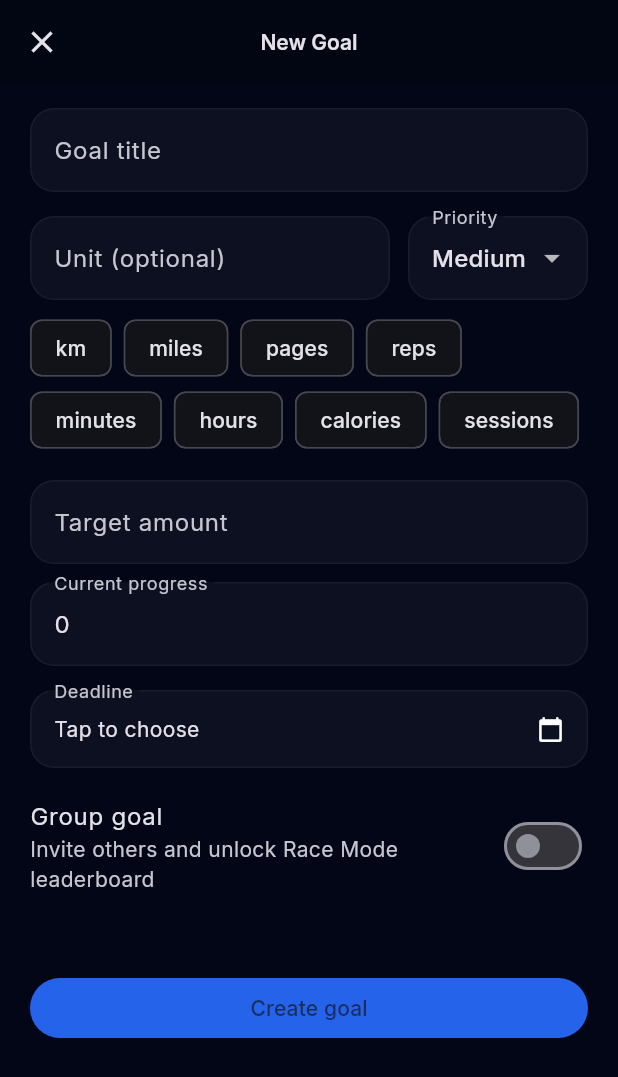
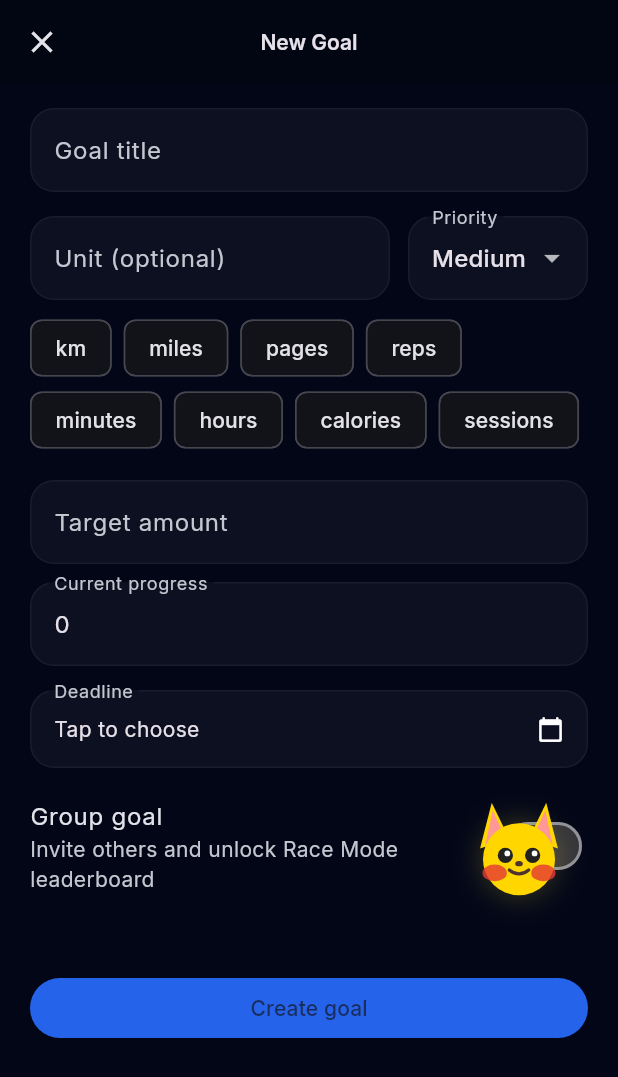
Before and after one commit to Laliam/progress_flow, a Flutter app: the screen it shows once a user with an empty profile is signed in, after a tap on "Start a goal", on a phone screen of 412 x 824 dp. Shown: the top 1077 px of the screen. Run offline on Flutter 3.47's test engine with Material 3 defaults, Android fonts, the phone set to English and light mode, and no system bars; our stand-ins replace confetti, equatable, fl_chart, flutter_local_notifications, flutter_riverpod, go_router and 8 more; accounts and stored records are empty.

Commit message:
feat: version logging, avatar fix, Pikachu overlay assistant
- Add package_info_plus; log app version on startup
- Fix avatar: profiles table was missing updated_at column (migration
  0005) causing all profile saves to fail silently; add the column
- Dashboard AppBar now shows the user's avatarEmoji instead of a
  generic person icon (watches currentProfileProvider)
- Profile screen shows version string at the bottom
- Add Sparky (Pikachu-inspired) overlay assistant:
  * CustomPainter-drawn character: yellow head, pointy ears, pink
    inner ears, red cheeks, black eyes with shine, nose, smile
  * Idle breathing bob, walking bounce, drag-squish animations
  * Fling-throw physics with edge bounce and haptic feedback
  * Random walk behavior every 10-25 seconds
  * Sleep state after 40 seconds idle (💤 indicator, closed eyes)
  * Tap triggers ⚡💛✨🌟💫 floating reaction particles
  * Mounted in MaterialApp.router builder so it overlays all screens

Co-authored-by: Copilot <223556219+Copilot@users.noreply.github.com>

```diff
--- /dev/null
+++ b/lib/app_version.dart
@@ -0,0 +1,19 @@
+import 'package:package_info_plus/package_info_plus.dart';
+
+/// Holds the cached app version info loaded at startup.
+class AppVersion {
+  static PackageInfo? _info;
+
+  static Future<void> init() async {
+    _info = await PackageInfo.fromPlatform();
+    // ignore: avoid_print
+    print('🚀 ProgressFlow $versionString launched');
+  }
+
+  static String get versionString {
+    if (_info == null) return '';
+    return 'v${_info!.version}+${_info!.buildNumber}';
+  }
+
+  static String get appName => _info?.appName ?? 'ProgressFlow';
+}
--- a/lib/features/dashboard/presentation/dashboard_screen.dart
+++ b/lib/features/dashboard/presentation/dashboard_screen.dart
@@ -6,6 +6,7 @@ import 'package:percent_indicator/percent_indicator.dart';
 import 'package:shimmer/shimmer.dart';
 
 import '../../auth/application/auth_service.dart';
+import '../../profile/application/profile_providers.dart';
 import '../../tasks/application/task_service.dart';
 import '../../tasks/domain/task.dart';
 import '../../tasks/application/task_logic.dart';
@@ -58,6 +59,9 @@ class _DashboardScreenState extends ConsumerState<DashboardScreen> {
   @override
   Widget build(BuildContext context) {
     final tasksAsync = ref.watch(tasksForCurrentUserProvider);
+    final profileAsync = ref.watch(currentProfileProvider);
+    final avatarEmoji =
+        profileAsync.valueOrNull?.avatarEmoji ?? '🦊';
     final theme = Theme.of(context);
 
     return Scaffold(
@@ -67,7 +71,7 @@ class _DashboardScreenState extends ConsumerState<DashboardScreen> {
           IconButton(
             tooltip: 'Profile',
             onPressed: () => context.push('/profile'),
-            icon: const Icon(Icons.person_outline_rounded),
+            icon: Text(avatarEmoji, style: const TextStyle(fontSize: 22)),
           ),
           IconButton(
             tooltip: 'Sign out',
--- /dev/null
+++ b/lib/features/shared/widgets/pikachu_assistant.dart
@@ -0,0 +1,572 @@
+import 'dart:async';
+import 'dart:math';
+
+import 'package:flutter/material.dart';
+import 'package:flutter/scheduler.dart';
+import 'package:flutter/services.dart';
+
+// ─────────────────────────────────────────────────────────────────────────────
+// Constants
+// ─────────────────────────────────────────────────────────────────────────────
+
+const double _kSize = 64.0;
+const double _kEdgePad = 14.0;
+const double _kFriction = 0.96;
+const double _kBounceDamping = 0.55;
+const double _kMinVelocity = 0.3;
+
+// ─────────────────────────────────────────────────────────────────────────────
+// State
+// ─────────────────────────────────────────────────────────────────────────────
+
+enum _SparkyState { idle, walking, dragged }
+
+// ─────────────────────────────────────────────────────────────────────────────
+// Reaction Particle
+// ─────────────────────────────────────────────────────────────────────────────
+
+class _ReactionParticle {
+  final String emoji;
+  final Offset offset;
+  final AnimationController controller;
+
+  _ReactionParticle({
+    required this.emoji,
+    required this.offset,
+    required this.controller,
+  });
+}
+
+// ─────────────────────────────────────────────────────────────────────────────
+// PikachuAssistant widget
+// Wraps a child in a Stack and overlays the animated "Sparky" character.
+// ─────────────────────────────────────────────────────────────────────────────
+
+class PikachuAssistant extends StatefulWidget {
+  final Widget child;
+  const PikachuAssistant({super.key, required this.child});
+
+  @override
+  State<PikachuAssistant> createState() => _PikachuAssistantState();
+}
+
+class _PikachuAssistantState extends State<PikachuAssistant>
+    with TickerProviderStateMixin {
+  // ── position & physics ──────────────────────────────────────────────────
+  Offset _pos = const Offset(30, 500);
+  Offset _velocity = Offset.zero;
+  bool _facingRight = true;
+  bool _initialized = false;
+
+  // ── state ────────────────────────────────────────────────────────────────
+  _SparkyState _state = _SparkyState.idle;
+  Offset? _walkTarget;
+  bool _isSleeping = false;
+
+  // ── drag ────────────────────────────────────────────────────────────────
+  Offset _dragOffset = Offset.zero;
+
+  // ── animation controllers ─────────────────────────────────────────────
+  late AnimationController _idleCtrl;  // gentle breathing bob
+  late AnimationController _walkCtrl;  // walk cycle bob
+  late AnimationController _reactCtrl; // tap scale bounce
+
+  // ── reactions ────────────────────────────────────────────────────────────
+  final List<_ReactionParticle> _reactions = [];
+
+  late Ticker _ticker;
+
+  // ── timers ───────────────────────────────────────────────────────────────
+  Timer? _behaviorTimer;
+  Timer? _sleepTimer;
+
+  final _rand = Random();
+
+  // ── screen size (cached in build) ───────────────────────────────────────
+  Size _screenSize = Size.zero;
+
+  @override
+  void initState() {
+    super.initState();
+    _idleCtrl = AnimationController(
+      vsync: this,
+      duration: const Duration(milliseconds: 1700),
+    )..repeat(reverse: true);
+
+    _walkCtrl = AnimationController(
+      vsync: this,
+      duration: const Duration(milliseconds: 380),
+    )..repeat();
+
+    _reactCtrl = AnimationController(
+      vsync: this,
+      duration: const Duration(milliseconds: 550),
+    );
+
+    _ticker = createTicker(_onTick)..start();
+    _scheduleBehavior();
+    _scheduleSleep();
+  }
+
+  @override
+  void didChangeDependencies() {
+    super.didChangeDependencies();
+    if (!_initialized) {
+      _initialized = true;
+      final size = MediaQuery.of(context).size;
+      // Start near bottom-right corner
+      _pos = Offset(
+        size.width - _kSize - _kEdgePad - 20,
+        size.height * 0.65,
+      );
+    }
+  }
+
+  @override
+  void dispose() {
+    _idleCtrl.dispose();
+    _walkCtrl.dispose();
+    _reactCtrl.dispose();
+    _ticker.dispose();
+    _behaviorTimer?.cancel();
+    _sleepTimer?.cancel();
+    for (final r in _reactions) {
+      r.controller.dispose();
+    }
+    super.dispose();
+  }
+
+  // ── Physics Tick ─────────────────────────────────────────────────────────
+
+  void _onTick(Duration elapsed) {
+    if (_state == _SparkyState.dragged || _screenSize == Size.zero) return;
+
+    final maxX = _screenSize.width - _kSize - _kEdgePad;
+    final maxY = _screenSize.height - _kSize - _kEdgePad;
+
+    // Walking: move toward target at fixed speed
+    if (_state == _SparkyState.walking && _walkTarget != null) {
+      final diff = _walkTarget! - _pos;
+      final dist = diff.distance;
+      if (dist < 3.0) {
+        setState(() {
+          _state = _SparkyState.idle;
+          _walkTarget = null;
+          _velocity = Offset.zero;
+        });
+        _scheduleSleep();
+      } else {
+        const speed = 1.8;
+        final dir = diff / dist;
+        setState(() {
+          _facingRight = dir.dx > 0;
+          _pos = Offset(
+            (_pos.dx + dir.dx * speed).clamp(_kEdgePad, maxX),
+            (_pos.dy + dir.dy * speed).clamp(_kEdgePad, maxY),
+          );
+        });
+      }
+      return;
+    }
+
+    // Fling physics after a throw
+    if (_velocity.distance < _kMinVelocity) {
+      if (_velocity != Offset.zero) setState(() => _velocity = Offset.zero);
+      return;
+    }
+
+    var newVel = _velocity * _kFriction;
+    var newPos = _pos + newVel;
+
+    // Edge bounce with haptic
+    bool bounced = false;
+    if (newPos.dx < _kEdgePad) {
+      newPos = Offset(_kEdgePad, newPos.dy);
+      newVel = Offset(-newVel.dx.abs() * _kBounceDamping, newVel.dy * 0.9);
+      bounced = true;
+    } else if (newPos.dx > maxX) {
+      newPos = Offset(maxX, newPos.dy);
+      newVel = Offset(-newVel.dx.abs() * _kBounceDamping, newVel.dy * 0.9);
+      bounced = true;
+    }
+    if (newPos.dy < _kEdgePad) {
+      newPos = Offset(newPos.dx, _kEdgePad);
+      newVel = Offset(newVel.dx * 0.9, newVel.dy.abs() * _kBounceDamping);
+      bounced = true;
+    } else if (newPos.dy > maxY) {
+      newPos = Offset(newPos.dx, maxY);
+      newVel = Offset(newVel.dx * 0.85, -newVel.dy.abs() * _kBounceDamping);
+      bounced = true;
+    }
+    if (bounced) HapticFeedback.lightImpact();
+
+    setState(() {
+      _pos = newPos;
+      _velocity = newVel;
+      _facingRight = newVel.dx >= 0;
+    });
+  }
+
+  // ── Random Behavior ──────────────────────────────────────────────────────
+
+  void _scheduleBehavior() {
+    _behaviorTimer?.cancel();
+    final delay = Duration(seconds: 10 + _rand.nextInt(15));
+    _behaviorTimer = Timer(delay, () {
+      if (mounted && _state == _SparkyState.idle) _startWalking();
+      _scheduleBehavior();
+    });
+  }
+
+  void _scheduleSleep() {
+    _sleepTimer?.cancel();
+    _sleepTimer = Timer(const Duration(seconds: 40), () {
+      if (mounted && _state == _SparkyState.idle) {
+        setState(() => _isSleeping = true);
+      }
+    });
+  }
+
+  void _startWalking() {
+    if (_screenSize == Size.zero) return;
+    final maxX = _screenSize.width - _kSize - _kEdgePad;
+    final maxY = _screenSize.height - _kSize - _kEdgePad;
+    final target = Offset(
+      _kEdgePad + _rand.nextDouble() * (maxX - _kEdgePad),
+      _kEdgePad + _rand.nextDouble() * (maxY * 0.55) + maxY * 0.25,
+    );
+    setState(() {
+      _state = _SparkyState.walking;
+      _walkTarget = target;
+      _isSleeping = false;
+      _velocity = Offset.zero;
+    });
+    _sleepTimer?.cancel();
+  }
+
+  // ── Tap Handler ──────────────────────────────────────────────────────────
+
+  void _onTap() {
+    HapticFeedback.mediumImpact();
+    setState(() => _isSleeping = false);
+    _reactCtrl.forward(from: 0);
+    _spawnReactions();
+    _sleepTimer?.cancel();
+    _scheduleSleep();
+  }
+
+  void _spawnReactions() {
+    const emojis = ['⚡', '💛', '✨', '🌟', '💫', '❤️'];
+    for (int i = 0; i < 5; i++) {
+      final ctrl = AnimationController(
+        vsync: this,
+        duration: const Duration(milliseconds: 900),
+      );
+      final particle = _ReactionParticle(
+        emoji: emojis[_rand.nextInt(emojis.length)],
+        offset: Offset(
+          (_rand.nextDouble() - 0.5) * 70,
+          -10 - _rand.nextDouble() * 50,
+        ),
+        controller: ctrl,
+      );
+      setState(() => _reactions.add(particle));
+      ctrl.forward().then((_) {
+        if (mounted) {
+          setState(() => _reactions.remove(particle));
+          ctrl.dispose();
+        }
+      });
+    }
+  }
+
+  // ── Drag Handlers ─────────────────────────────────────────────────────
+
+  void _onPanStart(DragStartDetails d) {
+    HapticFeedback.selectionClick();
+    setState(() {
+      _state = _SparkyState.dragged;
+      _isSleeping = false;
+      _velocity = Offset.zero;
+      _dragOffset = d.globalPosition - _pos;
+    });
+    _behaviorTimer?.cancel();
+    _sleepTimer?.cancel();
+  }
+
+  void _onPanUpdate(DragUpdateDetails d) {
+    setState(() {
+      _pos = d.globalPosition - _dragOffset;
+      _facingRight = d.delta.dx >= 0;
+    });
+  }
+
+  void _onPanEnd(DragEndDetails d) {
+    final fling = d.velocity.pixelsPerSecond / 20.0;
+    setState(() {
+      _state = _SparkyState.idle;
+      _velocity = fling;
+    });
+    _scheduleBehavior();
+    _scheduleSleep();
+  }
+
+  // ── Build ─────────────────────────────────────────────────────────────
+
+  @override
+  Widget build(BuildContext context) {
+    _screenSize = MediaQuery.of(context).size;
+
+    return Stack(
+      fit: StackFit.expand,
+      children: [
+        widget.child,
+        Positioned(
+          left: _pos.dx,
+          top: _pos.dy,
+          child: GestureDetector(
+            behavior: HitTestBehavior.opaque,
+            onTap: _onTap,
+            onPanStart: _onPanStart,
+            onPanUpdate: _onPanUpdate,
+            onPanEnd: _onPanEnd,
+            child: SizedBox(
+              width: _kSize,
+              height: _kSize,
+              child: Stack(
+                clipBehavior: Clip.none,
+                children: [
+                  // Reaction particles (overflow above)
+                  for (final r in _reactions)
+                    AnimatedBuilder(
+                      animation: r.controller,
+                      builder: (ctx, _) {
+                        final t = r.controller.value;
+                        return Positioned(
+                          left: _kSize / 2 + r.offset.dx - 12,
+                          top: r.offset.dy * t - 10,
+                          child: Opacity(
+                            opacity: (1 - t * 1.1).clamp(0, 1),
+                            child: Text(
+                              r.emoji,
+                              style: const TextStyle(fontSize: 20),
+                            ),
+                          ),
+                        );
+                      },
+                    ),
+
+                  // Sleep indicator
+                  if (_isSleeping)
+                    const Positioned(
+                      right: -6,
+                      top: -10,
+                      child: Text('💤', style: TextStyle(fontSize: 14)),
+                    ),
+
+                  // Sparky sprite
+                  AnimatedBuilder(
+                    animation: Listenable.merge(
+                        [_idleCtrl, _walkCtrl, _reactCtrl]),
+                    builder: (ctx, _) {
+                      final idleBob =
+                          _state != _SparkyState.dragged
+                              ? sin(_idleCtrl.value * pi) * 3.0
+                              : 0.0;
+                      final walkBob =
+                          _state == _SparkyState.walking
+                              ? sin(_walkCtrl.value * 2 * pi) * 4.5
+                              : 0.0;
+                      final reactScale =
+                          _reactCtrl.isAnimating
+                              ? 1.0 + sin(_reactCtrl.value * pi) * 0.38
+                              : 1.0;
+
+                      return Transform.translate(
+                        offset: Offset(0, -(idleBob + walkBob)),
+                        child: Transform.scale(
+                          scale: reactScale,
+                          child: CustomPaint(
+                            size: const Size(_kSize, _kSize),
+                            painter: _SparkyPainter(
+                              breathScale: _idleCtrl.value,
+                              isDragged: _state == _SparkyState.dragged,
+                              isSleeping: _isSleeping,
+                              facingRight: _facingRight,
+                            ),
+                          ),
+                        ),
+                      );
+                    },
+                  ),
+                ],
+              ),
+            ),
+          ),
+        ),
+      ],
+    );
+  }
+}
+
+// ─────────────────────────────────────────────────────────────────────────────
+// Custom Painter — "Sparky" (Pikachu-inspired character, drawn in code)
+// ─────────────────────────────────────────────────────────────────────────────
+
+class _SparkyPainter extends CustomPainter {
+  final double breathScale; // 0.0–1.0
+  final bool isDragged;
+  final bool isSleeping;
+  final bool facingRight;
+
+  const _SparkyPainter({
+    required this.breathScale,
+    required this.isDragged,
+    required this.isSleeping,
+    required this.facingRight,
+  });
+
+  @override
+  void paint(Canvas canvas, Size size) {
+    final w = size.width;
+    final h = size.height;
+
+    canvas.save();
+    canvas.translate(w / 2, h / 2);
+
+    if (isDragged) {
+      canvas.scale(1.20, 0.82); // squish on drag
+    } else {
+      final s = 1.0 + breathScale * 0.045;
+      canvas.scale(s, s);
+    }
+
+    if (!facingRight) canvas.scale(-1, 1);
+    canvas.translate(-w / 2, -h / 2);
+
+    // ── Glow ──────────────────────────────────────────────────────────────
+    canvas.drawCircle(
+      Offset(w * 0.50, h * 0.62),
+      25,
+      Paint()
+        ..color = const Color(0xFFFFEB3B).withValues(alpha: 0.22)
+        ..maskFilter = const MaskFilter.blur(BlurStyle.normal, 10),
+    );
+
+    // ── Ears ──────────────────────────────────────────────────────────────
+    final earPaint = Paint()..color = const Color(0xFFFFD600);
+    final innerEarPaint =
+        Paint()..color = const Color(0xFFFF8FAB).withValues(alpha: 0.88);
+
+    // Left ear
+    canvas.drawPath(
+      Path()
+        ..moveTo(w * 0.10, h * 0.51)
+        ..lineTo(w * 0.22, h * 0.04)
+        ..lineTo(w * 0.40, h * 0.41)
+        ..close(),
+      earPaint,
+    );
+    canvas.drawPath(
+      Path()
+        ..moveTo(w * 0.155, h * 0.47)
+        ..lineTo(w * 0.23, h * 0.12)
+        ..lineTo(w * 0.36, h * 0.40)
+        ..close(),
+      innerEarPaint,
+    );
+
+    // Right ear
+    canvas.drawPath(
+      Path()
+        ..moveTo(w * 0.60, h * 0.41)
+        ..lineTo(w * 0.78, h * 0.04)
+        ..lineTo(w * 0.90, h * 0.51)
+        ..close(),
+      earPaint,
+    );
+    canvas.drawPath(
+      Path()
+        ..moveTo(w * 0.64, h * 0.40)
+        ..lineTo(w * 0.77, h * 0.12)
+        ..lineTo(w * 0.845, h * 0.47)
+        ..close(),
+      innerEarPaint,
+    );
+
+    // ── Head ──────────────────────────────────────────────────────────────
+    canvas.drawCircle(
+      Offset(w * 0.50, h * 0.62),
+      w * 0.37,
+      Paint()..color = const Color(0xFFFFD600),
+    );
+
+    // ── Cheeks (red) ──────────────────────────────────────────────────────
+    canvas.drawOval(
+      Rect.fromCenter(
+          center: Offset(w * 0.25, h * 0.76), width: 16, height: 11),
+      Paint()..color = const Color(0xFFE53935).withValues(alpha: 0.80),
+    );
+    canvas.drawOval(
+      Rect.fromCenter(
+          center: Offset(w * 0.75, h * 0.76), width: 16, height: 11),
+      Paint()..color = const Color(0xFFE53935).withValues(alpha: 0.80),
+    );
+
+    // ── Eyes ──────────────────────────────────────────────────────────────
+    if (isSleeping) {
+      final eyePaint = Paint()
+        ..color = const Color(0xFF212121)
+        ..style = PaintingStyle.stroke
+        ..strokeWidth = 2.6
+        ..strokeCap = StrokeCap.round;
+      canvas.drawArc(
+        Rect.fromCenter(
+            center: Offset(w * 0.36, h * 0.60), width: 12, height: 8),
+        0, pi, false, eyePaint,
+      );
+      canvas.drawArc(
+        Rect.fromCenter(
+            center: Offset(w * 0.64, h * 0.60), width: 12, height: 8),
+        0, pi, false, eyePaint,
+      );
+    } else {
+      canvas.drawCircle(Offset(w * 0.36, h * 0.58), 5.0,
+          Paint()..color = const Color(0xFF212121));
+      canvas.drawCircle(Offset(w * 0.38, h * 0.56), 1.9,
+          Paint()..color = Colors.white);
+      canvas.drawCircle(Offset(w * 0.64, h * 0.58), 5.0,
+          Paint()..color = const Color(0xFF212121));
+      canvas.drawCircle(Offset(w * 0.66, h * 0.56), 1.9,
+          Paint()..color = Colors.white);
+    }
+
+    // ── Nose ──────────────────────────────────────────────────────────────
+    canvas.drawOval(
+      Rect.fromCenter(
+          center: Offset(w * 0.50, h * 0.665), width: 5, height: 3.5),
+      Paint()..color = const Color(0xFF4E342E),
+    );
+
+    // ── Smile ─────────────────────────────────────────────────────────────
+    canvas.drawPath(
+      Path()
+        ..moveTo(w * 0.40, h * 0.73)
+        ..quadraticBezierTo(w * 0.50, h * 0.81, w * 0.60, h * 0.73),
+      Paint()
+        ..color = const Color(0xFF4E342E)
+        ..style = PaintingStyle.stroke
+        ..strokeWidth = 2.1
+        ..strokeCap = StrokeCap.round,
+    );
+
+    canvas.restore();
+  }
+
+  @override
+  bool shouldRepaint(_SparkyPainter old) =>
+      old.breathScale != breathScale ||
+      old.isDragged != isDragged ||
+      old.isSleeping != isSleeping ||
+      old.facingRight != facingRight;
+}
--- a/lib/main.dart
+++ b/lib/main.dart
@@ -4,7 +4,9 @@ import 'package:flutter_riverpod/flutter_riverpod.dart';
 import 'package:google_fonts/google_fonts.dart';
 import 'package:supabase_flutter/supabase_flutter.dart';
 
+import 'app_version.dart';
 import 'config.dart';
+import 'features/shared/widgets/pikachu_assistant.dart';
 import 'router.dart';
 import 'services/notification_service.dart';
 
@@ -12,6 +14,7 @@ Future<void> main() async {
   WidgetsFlutterBinding.ensureInitialized();
 
   await Supabase.initialize(url: supabaseUrl, anonKey: supabaseAnonKey);
+  await AppVersion.init();
   await NotificationService().init();
 
   // Lock orientation to portrait for a focused progress-tracking experience.
@@ -96,6 +99,8 @@ class ProgressFlowApp extends ConsumerWidget {
       debugShowCheckedModeBanner: false,
       theme: theme,
       routerConfig: router,
+      builder: (context, child) =>
+          PikachuAssistant(child: child ?? const SizedBox()),
     );
   }
 }
--- a/pubspec.yaml
+++ b/pubspec.yaml
@@ -54,6 +54,7 @@ dependencies:
   shared_preferences: ^2.3.3
   flutter_local_notifications: ^18.0.1
   timezone: ^0.9.4
+  package_info_plus: ^9.0.0
 
 dev_dependencies:
   flutter_test:
```
Also changed, not shown: lib/features/profile/presentation/profile_screen.dart (+8 -0 lines), pubspec.lock, 2 other files.
